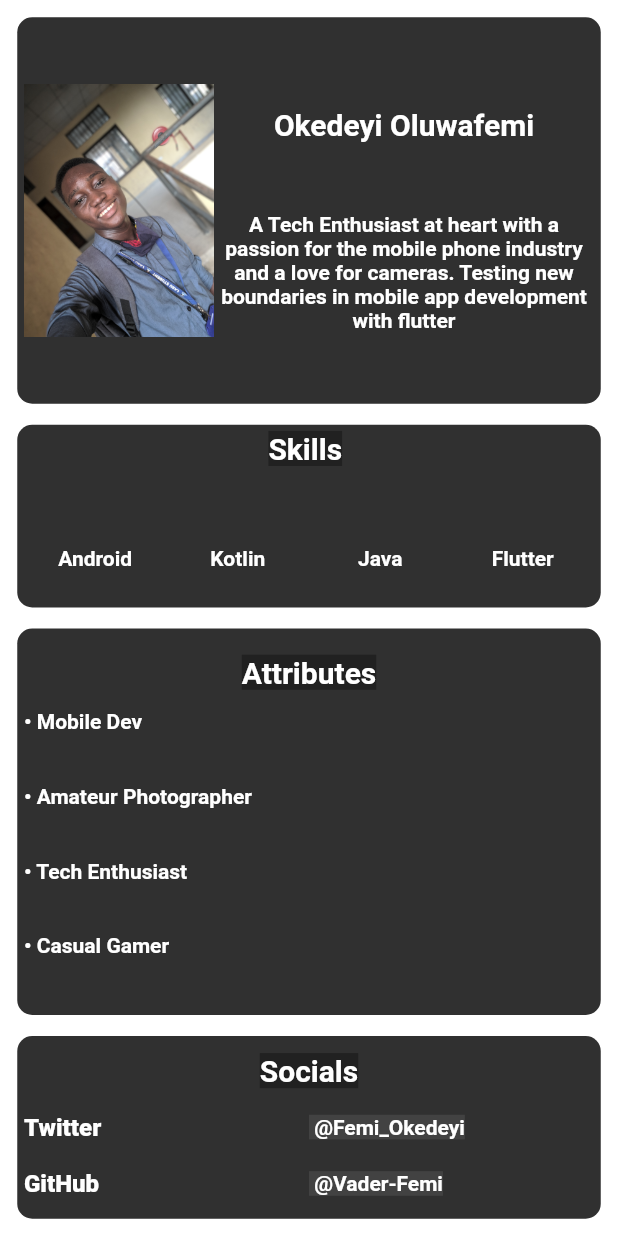
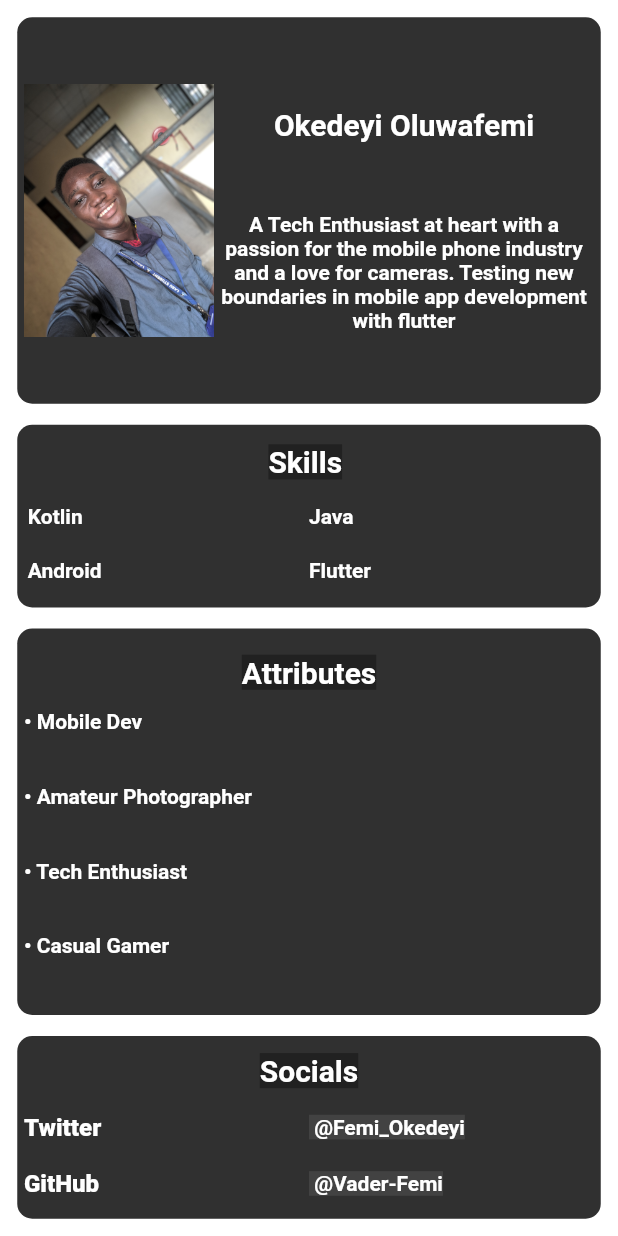
Before and after one commit to Vader-Femi/Portfoli_task_About_Me, a Flutter app: the screen it shows after launch, on a phone screen of 412 x 824 dp. Run offline on Flutter 3.47's test engine with Material 2 defaults, Android fonts, the phone set to English and light mode, and no system bars.

Commit message:
I4GZuri Task 1.1 - Kept Skills In Row and added finishing touches

```diff
--- a/lib/main.dart
+++ b/lib/main.dart
@@ -82,9 +82,11 @@ class MyApp extends StatelessWidget {
                   ),
                 ),
                 Expanded(
+                  flex: 1,
                   child: Container(
-                    padding: EdgeInsets.all(4.5),
+                    padding: EdgeInsets.all(7),
                     margin: EdgeInsets.all(7.0),
+                    alignment: Alignment.topLeft,
                     decoration: BoxDecoration(
                       color: Colors.grey[850],
                       borderRadius: BorderRadius.all(
@@ -92,8 +94,10 @@ class MyApp extends StatelessWidget {
                       ),
                     ),
                     child: Column(
+                      crossAxisAlignment: CrossAxisAlignment.start,
                       children: [
                         Expanded(
+                          child: Center(
                             child: Text(
                               'Skills ',
                               style: TextStyle(
@@ -104,24 +108,15 @@ class MyApp extends StatelessWidget {
                               ),
                             ),
                           ),
+                        ),
+                        //todo add icons
                         Expanded(
                           child: Row(
                             children: [
                               Expanded(
                                 child: Text(
-                                  'Android',
-                                  textAlign: TextAlign.center,
-                                  style: TextStyle(
-                                    color: Colors.white,
-                                    fontSize: 14,
-                                    fontWeight: FontWeight.w600,
-                                  ),
-                                ),
-                              ),
-                              Expanded(
-                                child: Text(
                                   'Kotlin',
-                                  textAlign: TextAlign.center,
+                                  textAlign: TextAlign.start,
                                   style: TextStyle(
                                     color: Colors.white,
                                     fontSize: 14,
@@ -132,7 +127,24 @@ class MyApp extends StatelessWidget {
                               Expanded(
                                 child: Text(
                                   'Java',
-                                  textAlign: TextAlign.center,
+                                  textAlign: TextAlign.start,
+                                  style: TextStyle(
+                                    color: Colors.white,
+                                    fontSize: 14,
+                                    fontWeight: FontWeight.w600,
+                                  ),
+                                ),
+                              ),
+                            ],
+                          ),
+                        ),
+                        Expanded(
+                          child: Row(
+                            children: [
+                              Expanded(
+                                child: Text(
+                                  'Android',
+                                  textAlign: TextAlign.start,
                                   style: TextStyle(
                                     color: Colors.white,
                                     fontSize: 14,
@@ -143,7 +155,7 @@ class MyApp extends StatelessWidget {
                               Expanded(
                                 child: Text(
                                   'Flutter',
-                                  textAlign: TextAlign.center,
+                                  textAlign: TextAlign.start,
                                   style: TextStyle(
                                     color: Colors.white,
                                     fontSize: 14,
```
Lines whose indentation alone changed are shown as unchanged.
